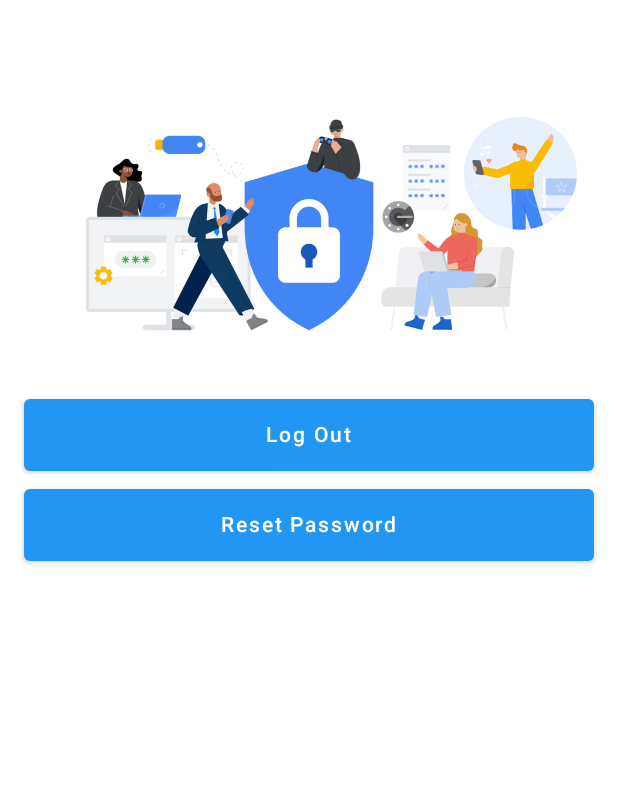
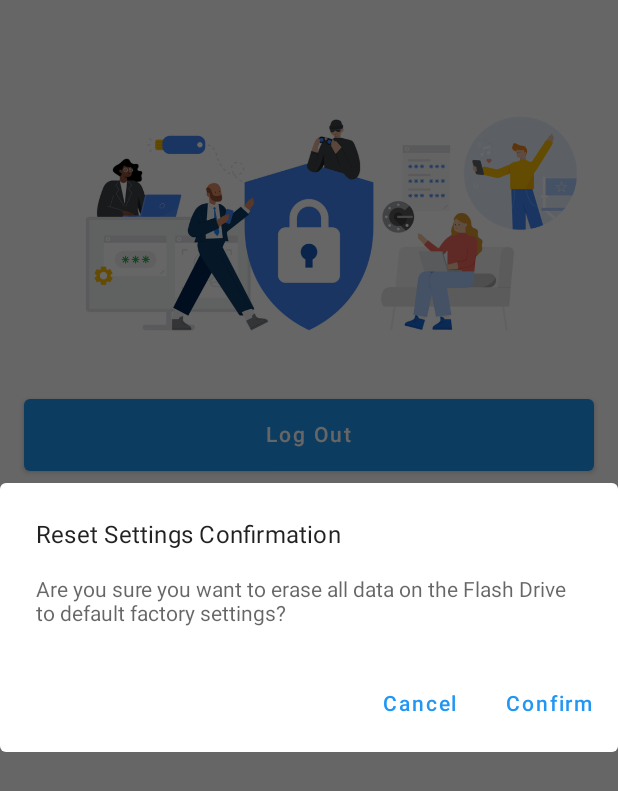
Before and after one commit to fanta1ty/trek_storage_device_android, an Android app built with Jetpack Compose: the HomeScreen screen opened through its navigation route, after a tap on "Reset Password", on a phone screen of 412 x 824 dp. Shown: the top 791 px of the screen. Run offline under Robolectric (Android 15) with nearby library versions, the phone set to English and light mode, and no system bars; our stand-ins replace Dagger/Hilt's generated code, accompanist; libraries missing offline, so code that uses them is left out: no.nordicsemi.android; 1 other tap on this screen came first.

Commit message:
Refactor flow

```diff
--- a/app/src/main/java/sg/com/trekstorageauthentication/presentation/home/HomeScreen.kt
+++ b/app/src/main/java/sg/com/trekstorageauthentication/presentation/home/HomeScreen.kt
@@ -3,14 +3,13 @@ package sg.com.trekstorageauthentication.presentation.home
 import android.content.Context
 import androidx.compose.foundation.Image
 import androidx.compose.foundation.layout.*
-import androidx.compose.foundation.rememberScrollState
-import androidx.compose.foundation.verticalScroll
 import androidx.compose.material.Button
 import androidx.compose.material.Text
 import androidx.compose.runtime.Composable
+import androidx.compose.runtime.MutableState
+import androidx.compose.runtime.mutableStateOf
 import androidx.compose.runtime.remember
 import androidx.compose.ui.Modifier
-import androidx.compose.ui.platform.LocalConfiguration
 import androidx.compose.ui.platform.LocalContext
 import androidx.compose.ui.res.painterResource
 import androidx.compose.ui.res.stringResource
@@ -19,7 +18,9 @@ import androidx.fragment.app.FragmentActivity
 import androidx.hilt.navigation.compose.hiltViewModel
 import sg.com.trekstorageauthentication.R
 import sg.com.trekstorageauthentication.presentation.MainViewModel
+import sg.com.trekstorageauthentication.presentation.home.component.HomeDialog
 import sg.com.trekstorageauthentication.presentation.home.state.HomeScreenStateHolder
+import sg.com.trekstorageauthentication.presentation.home.state.HomeState
 
 @Composable
 fun HomeScreen() {
@@ -27,9 +28,7 @@ fun HomeScreen() {
 
     Column(
         modifier = Modifier
-            .verticalScroll(rememberScrollState())
-            .fillMaxWidth()
-            .height(LocalConfiguration.current.screenHeightDp.dp)
+            .fillMaxSize()
             .padding(16.dp)
     ) {
         Image(
@@ -41,7 +40,7 @@ fun HomeScreen() {
         )
 
         Button(
-            onClick = stateHolder::logOut,
+            onClick = stateHolder::showConfirmLogOutDialog,
             modifier = Modifier
                 .fillMaxWidth()
                 .height(48.dp)
@@ -50,18 +49,26 @@ fun HomeScreen() {
         Spacer(modifier = Modifier.height(12.dp))
 
         Button(
-            onClick = stateHolder::navigateResetPasswordScreen,
+            onClick = stateHolder::showConfirmResetSettingsDialog,
             modifier = Modifier
                 .fillMaxWidth()
                 .height(48.dp)
         ) { Text(stringResource(R.string.reset_password)) }
+
+        HomeDialog(
+            stateHolder.homeState,
+            stateHolder::logOut,
+            stateHolder::resetSettings,
+            stateHolder::resetHomeState
+        )
     }
 }
 
 @Composable
 private fun rememberHomeScreenStateHolder(
     context: Context = LocalContext.current,
-    viewModel: MainViewModel = hiltViewModel(context as FragmentActivity)
+    viewModel: MainViewModel = hiltViewModel(context as FragmentActivity),
+    homeState: MutableState<HomeState> = mutableStateOf(HomeState())
 ): HomeScreenStateHolder {
-    return remember { HomeScreenStateHolder(context, viewModel) }
+    return remember { HomeScreenStateHolder(viewModel, homeState) }
 }
--- /dev/null
+++ b/app/src/main/java/sg/com/trekstorageauthentication/presentation/home/component/HomeDialog.kt
@@ -0,0 +1,36 @@
+package sg.com.trekstorageauthentication.presentation.home.component
+
+import androidx.compose.runtime.Composable
+import androidx.compose.runtime.State
+import androidx.compose.ui.res.stringResource
+import sg.com.trekstorageauthentication.R
+import sg.com.trekstorageauthentication.presentation.home.state.HomeState
+import sg.com.trekstorageauthentication.presentation.ui.common.Dialog
+
+@Composable
+fun HomeDialog(
+    state: State<HomeState>,
+    logOut: () -> Unit,
+    resetSettings: () -> Unit,
+    dismissDialog: () -> Unit,
+) {
+    if (state.value.isShowConfirmLogOutDialog) {
+        Dialog(
+            title = stringResource(R.string.dialog_log_out_title),
+            content = stringResource(R.string.dialog_log_out_content),
+            positiveButtonText = R.string.confirm,
+            onPositiveClickEvent = logOut,
+            onNegativeClickEvent = dismissDialog
+        )
+    }
+
+    if (state.value.isShowConfirmResetSettingsDialog) {
+        Dialog(
+            title = stringResource(R.string.dialog_reset_settings_title),
+            content = stringResource(R.string.dialog_reset_settings_content),
+            positiveButtonText = R.string.confirm,
+            onPositiveClickEvent = resetSettings,
+            onNegativeClickEvent = dismissDialog
+        )
+    }
+}
--- a/app/src/main/java/sg/com/trekstorageauthentication/presentation/home/state/HomeScreenStateHolder.kt
+++ b/app/src/main/java/sg/com/trekstorageauthentication/presentation/home/state/HomeScreenStateHolder.kt
@@ -1,16 +1,30 @@
 package sg.com.trekstorageauthentication.presentation.home.state
 
-import android.content.Context
+import androidx.compose.runtime.MutableState
 import sg.com.trekstorageauthentication.presentation.MainViewModel
 
 class HomeScreenStateHolder(
-    private val context: Context,
-    private val viewModel: MainViewModel
+    private val viewModel: MainViewModel,
+    val homeState: MutableState<HomeState>
 ) {
     fun logOut() {
+        resetHomeState()
         viewModel.logOut()
     }
 
-    fun navigateResetPasswordScreen() {
+    fun resetSettings() {
+        resetHomeState()
+    }
+
+    fun showConfirmLogOutDialog() {
+        homeState.value = homeState.value.copy(isShowConfirmLogOutDialog = true)
+    }
+
+    fun showConfirmResetSettingsDialog() {
+        homeState.value = homeState.value.copy(isShowConfirmResetSettingsDialog = true)
+    }
+
+    fun resetHomeState() {
+        homeState.value = HomeState()
     }
 }
--- /dev/null
+++ b/app/src/main/java/sg/com/trekstorageauthentication/presentation/home/state/HomeState.kt
@@ -0,0 +1,6 @@
+package sg.com.trekstorageauthentication.presentation.home.state
+
+data class HomeState(
+    val isShowConfirmResetSettingsDialog: Boolean = false,
+    val isShowConfirmLogOutDialog: Boolean = false
+)
--- a/app/src/main/java/sg/com/trekstorageauthentication/presentation/ui/theme/Color.kt
+++ b/app/src/main/java/sg/com/trekstorageauthentication/presentation/ui/theme/Color.kt
@@ -4,3 +4,4 @@ import androidx.compose.ui.graphics.Color
 
 val Blue200 = Color(0xFF90CAF9)
 val Blue500 = Color(0xFF2196F3)
+val GreenA400 = Color(0xFF00E676)
--- a/app/src/main/java/sg/com/trekstorageauthentication/presentation/unlock/UnlockScreen.kt
+++ b/app/src/main/java/sg/com/trekstorageauthentication/presentation/unlock/UnlockScreen.kt
@@ -7,10 +7,8 @@ import androidx.compose.foundation.rememberScrollState
 import androidx.compose.foundation.text.KeyboardActions
 import androidx.compose.foundation.verticalScroll
 import androidx.compose.material.Button
-import androidx.compose.material.MaterialTheme
 import androidx.compose.material.Text
 import androidx.compose.runtime.*
-import androidx.compose.ui.Alignment
 import androidx.compose.ui.Modifier
 import androidx.compose.ui.focus.FocusManager
 import androidx.compose.ui.platform.LocalConfiguration
@@ -24,7 +22,6 @@ import androidx.hilt.navigation.compose.hiltViewModel
 import kotlinx.coroutines.launch
 import sg.com.trekstorageauthentication.R
 import sg.com.trekstorageauthentication.presentation.MainViewModel
-import sg.com.trekstorageauthentication.presentation.ui.common.noRippleClickable
 import sg.com.trekstorageauthentication.presentation.ui.common.textfield.PasswordTextField
 import sg.com.trekstorageauthentication.presentation.ui.common.textfield.PasswordTextFieldState
 import sg.com.trekstorageauthentication.presentation.unlock.state.UnlockScreenStateHolder
@@ -58,21 +55,6 @@ fun UnlockScreen() {
             keyboardActions = KeyboardActions { stateHolder.clearFocus() }
         )
 
-        Spacer(modifier = Modifier.height(12.dp))
-
-        Box(
-            modifier = Modifier.fillMaxWidth(),
-            contentAlignment = Alignment.CenterEnd
-        ) {
-            Text(
-                stringResource(R.string.reset_your_password),
-                color = MaterialTheme.colors.primary,
-                modifier = Modifier.noRippleClickable(
-                    onClick = stateHolder::resetSettings
-                )
-            )
-        }
-
         Spacer(modifier = Modifier.height(24.dp))
 
         Button(
--- a/app/src/main/java/sg/com/trekstorageauthentication/presentation/unlock/state/UnlockScreenStateHolder.kt
+++ b/app/src/main/java/sg/com/trekstorageauthentication/presentation/unlock/state/UnlockScreenStateHolder.kt
@@ -34,10 +34,6 @@ class UnlockScreenStateHolder(
             clearFocus()
             viewModel.logIn(_passwordState.value.input)
         }
-    }
-
-    fun resetSettings() {
-        //Show reset settings confirm dialog
     }
 
     suspend fun registerBiometricAuthEvent() {
--- a/app/src/main/res/values/strings.xml
+++ b/app/src/main/res/values/strings.xml
@@ -2,7 +2,6 @@
     <string name="app_name">Trek Storage Authentication</string>
     <string name="enter_password">Enter Password</string>
     <string name="log_in">Log In</string>
-    <string name="reset_your_password">Reset your password</string>
     <string name="dialog_biometric_authentication_title">Biometric Authentication</string>
     <string name="dialog_biometric_authentication_description">Please authenticate to continue.</string>
     <string name="error_field_empty">This field cannot be empty</string>
@@ -23,16 +22,17 @@
     <string name="confirm_password">Confirm Password</string>
     <string name="confirm_password_not_match">Doesn\'t match the password above</string>
     <string name="register_password_success">Your password has been registered</string>
-    <string name="register_password_fail">Oops! Something went wrong</string>
+    <string name="register_password_fail">Failed to register password</string>
     <string name="unlock_storage_success">Trek storage unlocked</string>
     <string name="unlock_storage_fail">Failed to authenticate. Please re-enter your password</string>
-    <string name="reset_password_success">Your password has been changed successfully</string>
-    <string name="reset_password_fail">Your current password is incorrect</string>
     <string name="no_trek_devices_found">No Trek devices found</string>
+    <string name="reset_settings_fail">Failed to reset settings</string>
     <string name="log_out">Log Out</string>
-    <string name="log_out_success">Log Out Success</string>
-    <string name="log_out_fail">Log Out Fail</string>
-    <string name="reset_password_warning">Are you sure you want to erase all data on the Flash Drive to default factory settings?</string>
+    <string name="log_out_fail">Failed to log out</string>
+    <string name="dialog_log_out_title">Log Out Confirmation</string>
+    <string name="dialog_log_out_content">Are you sure you want to lock your Trek device and return to log in screen?</string>
+    <string name="dialog_reset_settings_title">Reset Settings Confirmation</string>
+    <string name="dialog_reset_settings_content">Are you sure you want to erase all data on the Flash Drive to default factory settings?</string>
     <string name="confirm">Confirm</string>
     <string name="dialog_loading_title">Please Wait…</string>
     <string name="dialog_loading_content">Loading…</string>
```
Also changed, not shown: app/src/main/java/sg/com/trekstorageauthentication/presentation/MainViewModel.kt (+9 -6 lines), app/src/main/java/sg/com/trekstorageauthentication/presentation/main/component/MainSnackbar.kt (+4 -4 lines).
